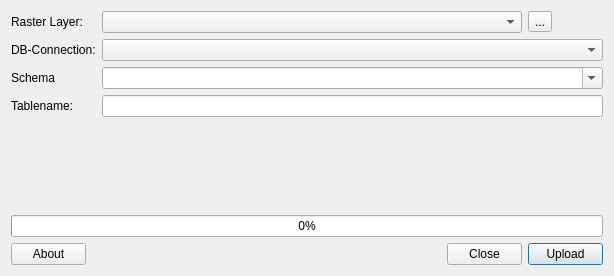
Old version of the form pgraster_import_dialog_base.ui in the repository hdus/pg_raster_upload.
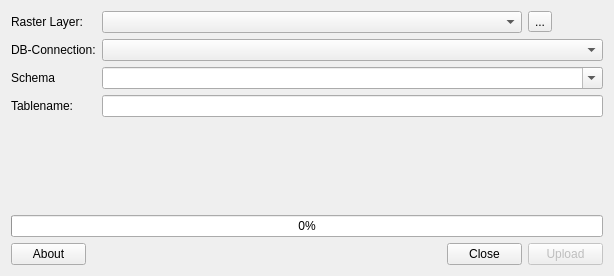
New version of the form. Custom widgets are drawn as their Qt base class.

Patch:
```diff
--- a/pgraster_import_dialog_base.ui
+++ b/pgraster_import_dialog_base.ui
@@ -87,6 +87,9 @@
    </item>
    <item row="9" column="3">
     <widget class="QPushButton" name="btn_upload">
+     <property name="enabled">
+      <bool>false</bool>
+     </property>
      <property name="maximumSize">
       <size>
        <width>75</width>
```
